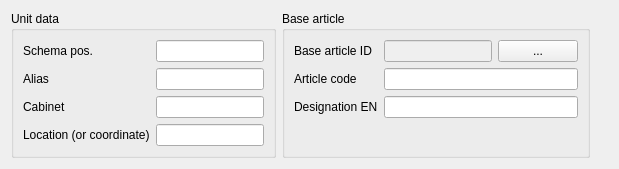
Before: the Qt Designer form src/mdttools/mdttesttool/mdtcablelist/mdtClUnitEditor.ui in scandyna/multidiagtools, drawn with Qt 5.
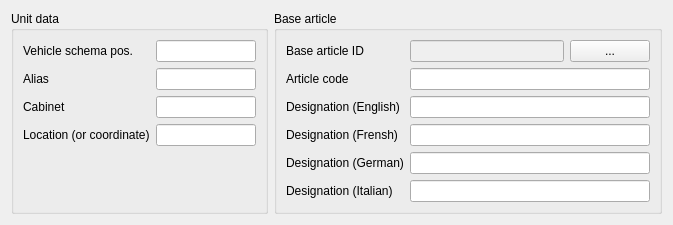
After: the same form once the commit is applied.

The edit to the form file:
```diff
--- a/src/mdttools/mdttesttool/mdtcablelist/mdtClUnitEditor.ui
+++ b/src/mdttools/mdttesttool/mdtcablelist/mdtClUnitEditor.ui
@@ -6,16 +6,40 @@
    <rect>
     <x>0</x>
     <y>0</y>
-    <width>619</width>
-    <height>159</height>
+    <width>673</width>
+    <height>206</height>
    </rect>
   </property>
+  <property name="sizePolicy">
+   <sizepolicy hsizetype="Preferred" vsizetype="Preferred">
+    <horstretch>0</horstretch>
+    <verstretch>0</verstretch>
+   </sizepolicy>
+  </property>
   <property name="windowTitle">
    <string>Form</string>
   </property>
   <layout class="QHBoxLayout" name="horizontalLayout_2">
    <item>
     <widget class="QGroupBox" name="gbUnit">
+     <property name="sizePolicy">
+      <sizepolicy hsizetype="Preferred" vsizetype="Preferred">
+       <horstretch>1</horstretch>
+       <verstretch>0</verstretch>
+      </sizepolicy>
+     </property>
+     <property name="minimumSize">
+      <size>
+       <width>0</width>
+       <height>0</height>
+      </size>
+     </property>
+     <property name="maximumSize">
+      <size>
+       <width>16777215</width>
+       <height>16777215</height>
+      </size>
+     </property>
      <property name="title">
       <string>Unit data</string>
      </property>
@@ -23,7 +47,7 @@
       <item row="0" column="0">
        <widget class="QLabel" name="lb_SchemaPosition">
         <property name="text">
-         <string>Schema pos.</string>
+         <string>Vehicle schema pos.</string>
         </property>
        </widget>
       </item>
@@ -51,7 +75,14 @@
        </widget>
       </item>
       <item row="1" column="1">
-       <widget class="QLineEdit" name="fld_Alias"/>
+       <widget class="QLineEdit" name="fld_Alias">
+        <property name="maximumSize">
+         <size>
+          <width>150</width>
+          <height>16777215</height>
+         </size>
+        </property>
+       </widget>
       </item>
       <item row="2" column="0">
        <widget class="QLabel" name="lb_Cabinet">
@@ -95,6 +126,12 @@
    </item>
    <item>
     <widget class="QGroupBox" name="gbBaseArticle">
+     <property name="sizePolicy">
+      <sizepolicy hsizetype="Preferred" vsizetype="Preferred">
+       <horstretch>2</horstretch>
+       <verstretch>0</verstretch>
+      </sizepolicy>
+     </property>
      <property name="title">
       <string>Base article</string>
      </property>
@@ -144,7 +181,7 @@
       <item row="2" column="0">
        <widget class="QLabel" name="lbArticleDesignationEN">
         <property name="text">
-         <string>Designation EN</string>
+         <string>Designation (English)</string>
         </property>
        </widget>
       </item>
@@ -155,22 +192,39 @@
         </property>
        </widget>
       </item>
+      <item row="3" column="1">
+       <widget class="QLineEdit" name="leArticleDesignationFR"/>
+      </item>
+      <item row="4" column="1">
+       <widget class="QLineEdit" name="leArticleDesignationDE"/>
+      </item>
+      <item row="5" column="1">
+       <widget class="QLineEdit" name="leArticleDesignationIT"/>
+      </item>
+      <item row="3" column="0">
+       <widget class="QLabel" name="lbArticleDesignationFR">
+        <property name="text">
+         <string>Designation (Frensh)</string>
+        </property>
+       </widget>
+      </item>
+      <item row="4" column="0">
+       <widget class="QLabel" name="lbArticleDesignationDE">
+        <property name="text">
+         <string>Designation (German)</string>
+        </property>
+       </widget>
+      </item>
+      <item row="5" column="0">
+       <widget class="QLabel" name="lbArticleDesignationIT">
+        <property name="text">
+         <string>Designation (Italian)</string>
+        </property>
+       </widget>
+      </item>
      </layout>
     </widget>
    </item>
-   <item>
-    <spacer name="horizontalSpacer">
-     <property name="orientation">
-      <enum>Qt::Horizontal</enum>
-     </property>
-     <property name="sizeHint" stdset="0">
-      <size>
-       <width>3</width>
-       <height>20</height>
-      </size>
-     </property>
-    </spacer>
-   </item>
   </layout>
  </widget>
  <resources/>
```
Left out of the diff: 6 changed lines with no effect on the pictures.
